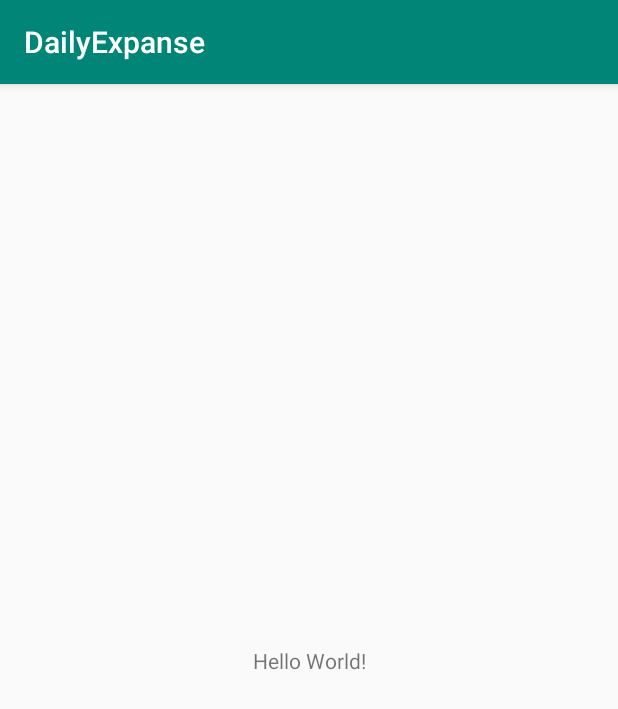
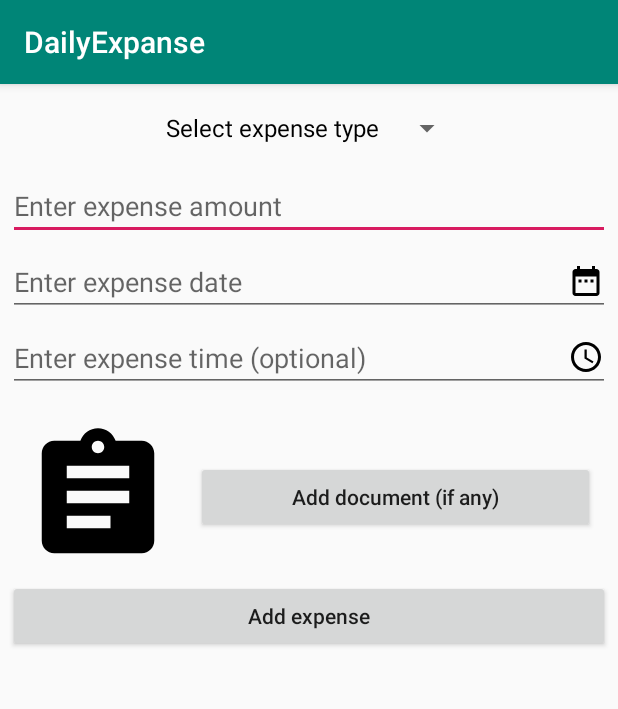
Before and after one commit to https-github-com-zahidul123/daily_expense_routine, an Android app: the screen it shows after launch (MainActivity), on a phone screen of 412 x 824 dp. Shown: the top 709 px of the screen. Run offline under Robolectric (Android 15) with nearby library versions, the phone set to English and light mode, and no system bars; 1 statement that could not run was skipped.

Commit message:
Merge remote-tracking branch 'origin/master'

```diff
--- a/app/build.gradle
+++ b/app/build.gradle
@@ -4,7 +4,7 @@ android {
     compileSdkVersion 29
     defaultConfig {
         applicationId "com.example.dailyexpanse"
-        minSdkVersion 22
+        minSdkVersion 19
         targetSdkVersion 29
         versionCode 1
         versionName "1.0"
--- a/app/src/main/java/com/example/dailyexpanse/MainActivity.java
+++ b/app/src/main/java/com/example/dailyexpanse/MainActivity.java
@@ -3,14 +3,77 @@ package com.example.dailyexpanse;
 import androidx.appcompat.app.AppCompatActivity;
 
 import android.os.Bundle;
+import android.view.View;
+import android.widget.AdapterView;
+import android.widget.ArrayAdapter;
+import android.widget.Button;
+import android.widget.EditText;
+import android.widget.ImageView;
+import android.widget.Spinner;
 import android.widget.Toast;
 
+import java.util.ArrayList;
+import java.util.List;
+
 public class MainActivity extends AppCompatActivity {
+
+    private Spinner spinner;
+    private EditText expenseamountET, expensedateET, expensetimeET;
+    private ImageView documentimageView;
+    private Button adddocumentBtn, addexpenseBtn;
 
     @Override
     protected void onCreate(Bundle savedInstanceState) {
         super.onCreate(savedInstanceState);
         setContentView(R.layout.activity_main);
 
+        init();
+        addinSpinner();
+
+    }
+
+    private void addinSpinner() {
+        List<String> categories = new ArrayList<>();
+        categories.add(0, "Select expense type");
+        categories.add("Electricity Bill");
+        categories.add("Lunch");
+        categories.add("Transport Cost");
+        categories.add("Breakfast");
+        categories.add("Dinner");
+        categories.add("Net Bill");
+        ArrayAdapter<String> dataAdapter;
+        dataAdapter = new ArrayAdapter(this, R.layout.support_simple_spinner_dropdown_item, categories);
+        dataAdapter.setDropDownViewResource(R.layout.support_simple_spinner_dropdown_item);
+
+        spinner.setAdapter(dataAdapter);
+
+        spinner.setOnItemClickListener(new AdapterView.OnItemClickListener() {
+            @Override
+            public void onItemClick(AdapterView<?> parent, View view, int position, long id) {
+
+                if (parent.getItemAtPosition(position).equals("Select expense type"))
+                {
+                    //do nothing
+                }
+                else
+                {
+                    String item = parent.getItemAtPosition(position).toString();
+                    Toast.makeText(MainActivity.this, "Selected"+item, Toast.LENGTH_SHORT).show();
+                }
+            }
+
+        });
+    }
+
+    private void init() {
+
+        spinner = findViewById(R.id.spinner);
+        expenseamountET = findViewById(R.id.expenseamountET);
+        expensedateET = findViewById(R.id.expensedateET);
+        expensetimeET = findViewById(R.id.expensetimetET);
+        documentimageView = findViewById(R.id.documentimageView);
+        adddocumentBtn = findViewById(R.id.adddocumentBtn);
+        addexpenseBtn = findViewById(R.id.addexpenseBtn);
+
     }
 }
--- a/app/src/main/res/layout/activity_main.xml
+++ b/app/src/main/res/layout/activity_main.xml
@@ -1,18 +1,101 @@
 <?xml version="1.0" encoding="utf-8"?>
-<androidx.constraintlayout.widget.ConstraintLayout xmlns:android="http://schemas.android.com/apk/res/android"
+
+<LinearLayout xmlns:android="http://schemas.android.com/apk/res/android"
     xmlns:app="http://schemas.android.com/apk/res-auto"
     xmlns:tools="http://schemas.android.com/tools"
     android:layout_width="match_parent"
     android:layout_height="match_parent"
+    android:orientation="vertical"
     tools:context=".MainActivity">
 
-    <TextView
+    <Spinner
+        android:id="@+id/spinner"
         android:layout_width="wrap_content"
         android:layout_height="wrap_content"
-        android:text="Hello World!"
-        app:layout_constraintBottom_toBottomOf="parent"
-        app:layout_constraintLeft_toLeftOf="parent"
-        app:layout_constraintRight_toRightOf="parent"
-        app:layout_constraintTop_toTopOf="parent" />
+        android:layout_gravity="center"
+        android:layout_marginTop="5dp">
 
-</androidx.constraintlayout.widget.ConstraintLayout>
+    </Spinner>
+
+    <EditText
+        android:id="@+id/expenseamountET"
+        android:layout_width="match_parent"
+        android:layout_height="wrap_content"
+        android:layout_marginLeft="5dp"
+        android:layout_marginTop="5dp"
+        android:layout_marginRight="5dp"
+        android:hint="Enter expense amount">
+
+    </EditText>
+
+    <EditText
+        android:id="@+id/expensedateET"
+        android:layout_width="match_parent"
+        android:layout_height="wrap_content"
+        android:layout_marginLeft="5dp"
+        android:layout_marginTop="5dp"
+        android:layout_marginRight="5dp"
+        android:drawableRight="@drawable/ic_date_range_black_24dp"
+        android:hint="Enter expense date">
+
+    </EditText>
+
+    <EditText
+        android:id="@+id/expensetimetET"
+        android:layout_width="match_parent"
+        android:layout_height="wrap_content"
+        android:layout_marginLeft="5dp"
+        android:layout_marginTop="5dp"
+        android:layout_marginRight="5dp"
+        android:drawableRight="@drawable/ic_access_time_black_24dp"
+        android:hint="Enter expense time (optional)">
+
+    </EditText>
+
+
+    <LinearLayout
+        android:layout_width="match_parent"
+        android:layout_height="wrap_content"
+        android:layout_marginTop="20dp"
+        android:orientation="horizontal">
+
+        <ImageView
+            android:id="@+id/documentimageView"
+            android:layout_width="100dp"
+            android:layout_height="100dp"
+            android:layout_marginLeft="15dp"
+            android:layout_marginRight="15dp"
+            android:src="@drawable/ic_assignment_black_24dp">
+
+        </ImageView>
+
+        <Button
+            android:id="@+id/adddocumentBtn"
+            android:layout_width="0dp"
+            android:layout_height="wrap_content"
+            android:layout_gravity="center_vertical"
+            android:layout_marginRight="15dp"
+            android:layout_weight="1"
+            android:text="Add document (if any)"
+            android:textAllCaps="false">
+
+        </Button>
+
+
+    </LinearLayout>
+
+
+    <Button
+        android:id="@+id/addexpenseBtn"
+        android:layout_width="match_parent"
+        android:layout_height="wrap_content"
+        android:layout_marginLeft="5dp"
+        android:layout_marginTop="5dp"
+        android:layout_marginRight="5dp"
+        android:text="Add expense"
+        android:textAllCaps="false">
+
+    </Button>
+
+
+</LinearLayout>
```
